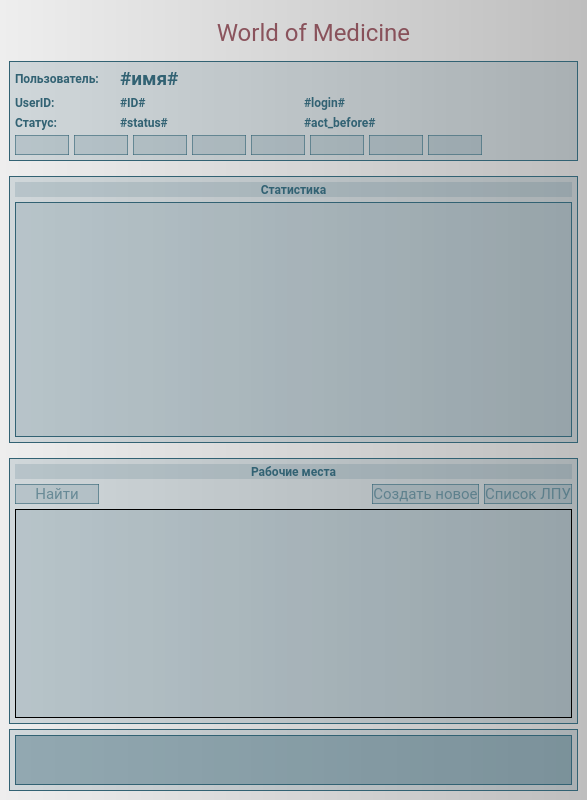
Before: the Qt Designer form wom/GUI/UI/common/Entry.ui in Spike2250/WoM, drawn with Qt 5.
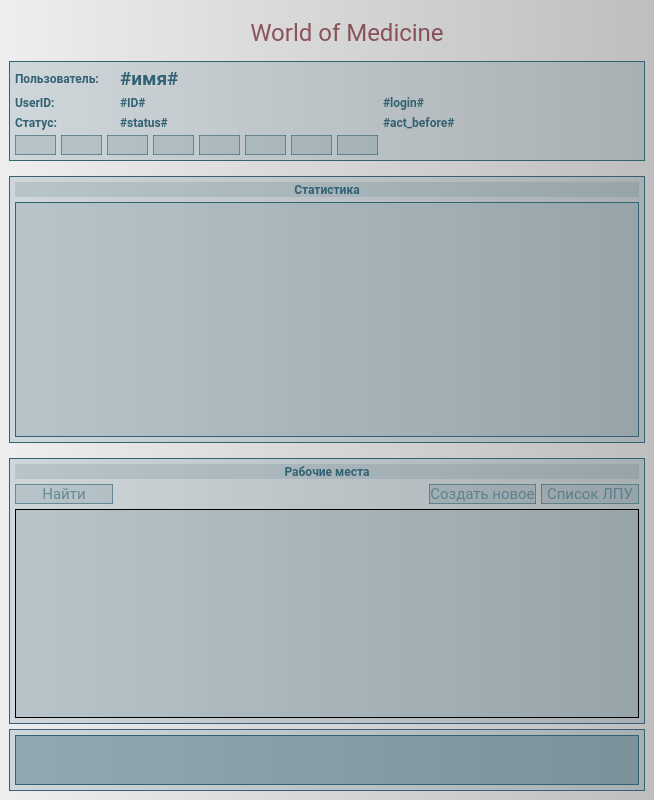
After: the same form once the commit is applied. Icons and pictures are not drawn. Custom widgets are drawn as their Qt base class.

Patch:
```diff
--- a/wom/GUI/UI/common/Entry.ui
+++ b/wom/GUI/UI/common/Entry.ui
@@ -6,7 +6,7 @@
    <rect>
     <x>0</x>
     <y>0</y>
-    <width>587</width>
+    <width>654</width>
     <height>800</height>
    </rect>
   </property>
@@ -1148,104 +1148,6 @@
              <property name="spacing">
               <number>5</number>
              </property>
-             <item row="2" column="0">
-              <widget class="QLabel" name="label_7">
-               <property name="styleSheet">
-                <string notr="true">color: #326273;
-font-weight: bold;
-background-color: transparent;
-border: none;</string>
-               </property>
-               <property name="text">
-                <string>Статус:</string>
-               </property>
-              </widget>
-             </item>
-             <item row="2" column="2">
-              <widget class="QLabel" name="label_user_act_before">
-               <property name="styleSheet">
-                <string notr="true">color: #326273;
-font-weight: bold;
-background-color: transparent;
-border: none;</string>
-               </property>
-               <property name="text">
-                <string>#act_before#</string>
-               </property>
-              </widget>
-             </item>
-             <item row="0" column="0">
-              <widget class="QLabel" name="label_4">
-               <property name="maximumSize">
-                <size>
-                 <width>100</width>
-                 <height>16777215</height>
-                </size>
-               </property>
-               <property name="styleSheet">
-                <string notr="true">color: #326273;
-font-weight: bold;
-background-color: transparent;
-border: none;</string>
-               </property>
-               <property name="text">
-                <string>Пользователь:</string>
-               </property>
-              </widget>
-             </item>
-             <item row="1" column="1">
-              <widget class="QLabel" name="label_user_id">
-               <property name="styleSheet">
-                <string notr="true">color: #326273;
-font-weight: bold;
-background-color: transparent;
-border: none;</string>
-               </property>
-               <property name="text">
-                <string>#ID#</string>
-               </property>
-              </widget>
-             </item>
-             <item row="2" column="1">
-              <widget class="QLabel" name="label_user_status">
-               <property name="styleSheet">
-                <string notr="true">color: #326273;
-font-weight: bold;
-background-color: transparent;
-border: none;</string>
-               </property>
-               <property name="text">
-                <string>#status#</string>
-               </property>
-              </widget>
-             </item>
-             <item row="1" column="0">
-              <widget class="QLabel" name="label_6">
-               <property name="styleSheet">
-                <string notr="true">color: #326273;
-font-weight: bold;
-background-color: transparent;
-border: none;</string>
-               </property>
-               <property name="text">
-                <string>UserID:</string>
-               </property>
-              </widget>
-             </item>
-             <item row="0" column="1" colspan="2">
-              <widget class="QLabel" name="label_user_name">
-               <property name="styleSheet">
-                <string notr="true">color: #326273;
-font-weight: bold;
-font-size: 14pt;
-background-color: transparent;
-border: none;</string>
-               </property>
-               <property name="text">
-                <string>#имя#</string>
-               </property>
-              </widget>
-             </item>
              <item row="3" column="0" colspan="3">
               <layout class="QHBoxLayout" name="horizontalLayout">
                <property name="spacing">
@@ -5325,8 +5227,8 @@
                </item>
               </layout>
              </item>
-             <item row="1" column="2">
-              <widget class="QLabel" name="label_user_login">
+             <item row="1" column="0">
+              <widget class="QLabel" name="label_6">
                <property name="styleSheet">
                 <string notr="true">color: #326273;
 font-weight: bold;
@@ -5334,11 +5236,43 @@
 border: none;</string>
                </property>
                <property name="text">
-                <string>#login#</string>
+                <string>UserID:</string>
                </property>
               </widget>
              </item>
-             <item row="0" column="3" rowspan="4">
+             <item row="0" column="0">
+              <widget class="QLabel" name="label_4">
+               <property name="maximumSize">
+                <size>
+                 <width>100</width>
+                 <height>16777215</height>
+                </size>
+               </property>
+               <property name="styleSheet">
+                <string notr="true">color: #326273;
+font-weight: bold;
+background-color: transparent;
+border: none;</string>
+               </property>
+               <property name="text">
+                <string>Пользователь:</string>
+               </property>
+              </widget>
+             </item>
+             <item row="2" column="0">
+              <widget class="QLabel" name="label_7">
+               <property name="styleSheet">
+                <string notr="true">color: #326273;
+font-weight: bold;
+background-color: transparent;
+border: none;</string>
+               </property>
+               <property name="text">
+                <string>Статус:</string>
+               </property>
+              </widget>
+             </item>
+             <item row="0" column="4" rowspan="4">
               <widget class="QLabel" name="label_user_img">
                <property name="minimumSize">
                 <size>
@@ -5372,6 +5306,85 @@
                </property>
               </widget>
              </item>
+             <item row="3" column="3">
+              <spacer name="horizontalSpacer">
+               <property name="orientation">
+                <enum>Qt::Horizontal</enum>
+               </property>
+               <property name="sizeHint" stdset="0">
+                <size>
+                 <width>40</width>
+                 <height>20</height>
+                </size>
+               </property>
+              </spacer>
+             </item>
+             <item row="0" column="1" colspan="3">
+              <widget class="QLabel" name="label_user_name">
+               <property name="styleSheet">
+                <string notr="true">color: #326273;
+font-weight: bold;
+font-size: 14pt;
+background-color: transparent;
+border: none;</string>
+               </property>
+               <property name="text">
+                <string>#имя#</string>
+               </property>
+              </widget>
+             </item>
+             <item row="1" column="3">
+              <widget class="QLabel" name="label_user_login">
+               <property name="styleSheet">
+                <string notr="true">color: #326273;
+font-weight: bold;
+background-color: transparent;
+border: none;</string>
+               </property>
+               <property name="text">
+                <string>#login#</string>
+               </property>
+              </widget>
+             </item>
+             <item row="2" column="3">
+              <widget class="QLabel" name="label_user_act_before">
+               <property name="styleSheet">
+                <string notr="true">color: #326273;
+font-weight: bold;
+background-color: transparent;
+border: none;</string>
+               </property>
+               <property name="text">
+                <string>#act_before#</string>
+               </property>
+              </widget>
+             </item>
+             <item row="2" column="1" colspan="2">
+              <widget class="QLabel" name="label_user_status">
+               <property name="styleSheet">
+                <string notr="true">color: #326273;
+font-weight: bold;
+background-color: transparent;
+border: none;</string>
+               </property>
+               <property name="text">
+                <string>#status#</string>
+               </property>
+              </widget>
+             </item>
+             <item row="1" column="1" colspan="2">
+              <widget class="QLabel" name="label_user_id">
+               <property name="styleSheet">
+                <string notr="true">color: #326273;
+font-weight: bold;
+background-color: transparent;
+border: none;</string>
+               </property>
+               <property name="text">
+                <string>#ID#</string>
+               </property>
+              </widget>
+             </item>
             </layout>
            </widget>
           </item>
```
Left out of the diff: 21 changed lines with no effect on the pictures.
